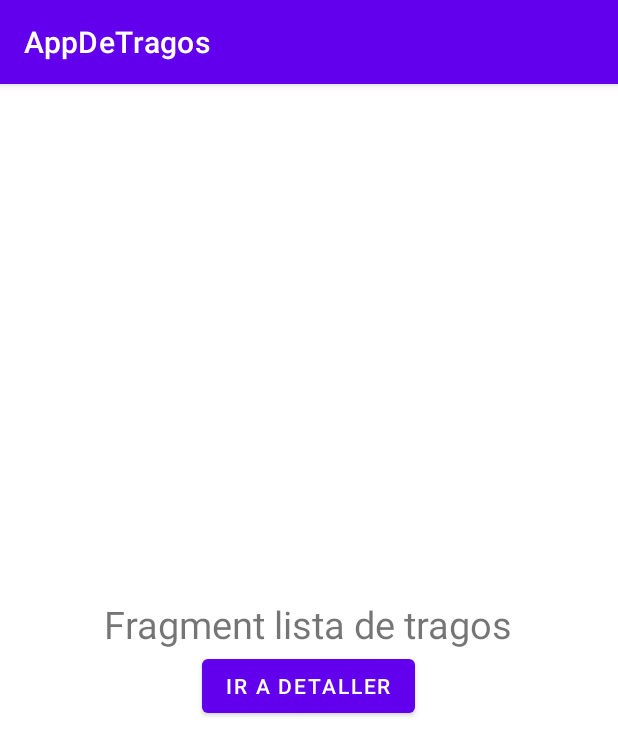
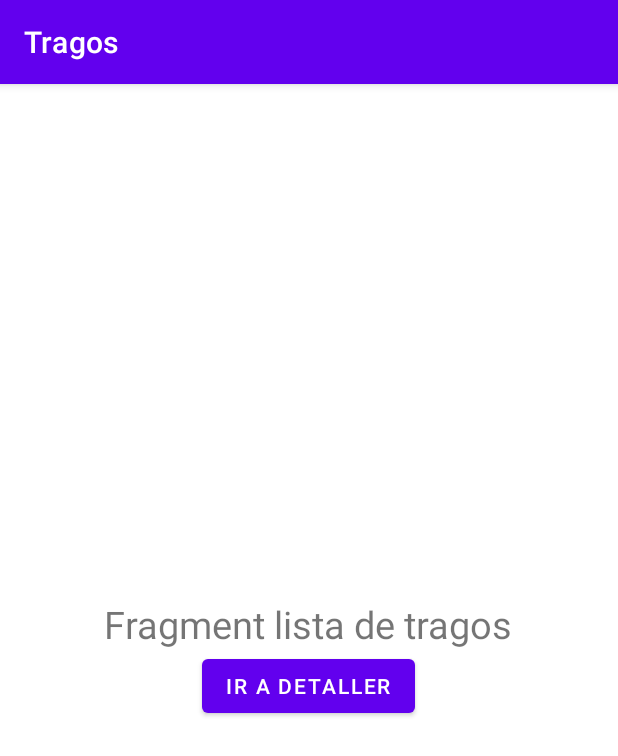
Before and after one commit to jolgo1989/APP-de-tragos, an Android app: the screen it shows after launch (MainActivity), on a phone screen of 412 x 824 dp. Shown: the top 756 px of the screen. Run offline under Robolectric (Android 15) with nearby library versions, the phone set to English and light mode, and no system bars; our stand-ins replace navigation-ui; 2 statements that could not run were skipped.

Commit message:
Se finalizo primera parte

```diff
--- a/app/src/main/java/com/example/appdetragos/MainActivity.kt
+++ b/app/src/main/java/com/example/appdetragos/MainActivity.kt
@@ -2,10 +2,33 @@ package com.example.appdetragos
 
 import androidx.appcompat.app.AppCompatActivity
 import android.os.Bundle
+import androidx.navigation.NavController
+import androidx.navigation.Navigation
+import androidx.navigation.findNavController
+import androidx.navigation.ui.NavigationUI
 
 class MainActivity : AppCompatActivity() {
+
+    private lateinit var navController: NavController
+
     override fun onCreate(savedInstanceState: Bundle?) {
         super.onCreate(savedInstanceState)
         setContentView(R.layout.activity_main)
+
+        navController = this.findNavController(R.id.nav_host_fragment)
+        NavigationUI.setupActionBarWithNavController(this, navController)
+    }
+
+
+    override fun onSupportNavigateUp(): Boolean {
+        val navController = this.findNavController(R.id.nav_host_fragment)
+        return navController.navigateUp()
     }
 }
+
+/*
+//Metodo para agregar el Up button
+val navController = this.findNavController(R.id.nav_host_fragment)
+NavigationUI.setupActionBarWithNavController(this,navController,upButton)
+
+ */
--- a/app/src/main/res/layout/activity_main.xml
+++ b/app/src/main/res/layout/activity_main.xml
@@ -6,7 +6,7 @@
     android:layout_height="match_parent"
     tools:context=".MainActivity">
 
-    <androidx.fragment.app.FragmentContainerView
+    <fragment
         android:id="@+id/nav_host_fragment"
         android:name="androidx.navigation.fragment.NavHostFragment"
         android:layout_width="0dp"
@@ -15,7 +15,6 @@
         app:layout_constraintRight_toRightOf="parent"
         app:layout_constraintTop_toTopOf="parent"
         app:layout_constraintBottom_toBottomOf="parent"
-
         app:defaultNavHost="true"
         app:navGraph="@navigation/main_graph" />
 
--- a/app/src/main/res/navigation/main_graph.xml
+++ b/app/src/main/res/navigation/main_graph.xml
@@ -8,8 +8,8 @@
     <fragment
         android:id="@+id/mainFragment"
         android:name="com.example.appdetragos.ui.MainFragment"
-        android:label="fragment_main"
-        tools:layout="@layout/fragment_main" >
+        android:label="Tragos"
+        tools:layout="@layout/fragment_main">
         <action
             android:id="@+id/action_mainFragment_to_tragosDetallerFragment"
             app:destination="@id/tragosDetallerFragment" />
@@ -17,8 +17,8 @@
     <fragment
         android:id="@+id/tragosDetallerFragment"
         android:name="com.example.appdetragos.ui.TragosDetallerFragment"
-        android:label="fragment_tragos_detaller"
-        tools:layout="@layout/fragment_tragos_detaller" >
+        android:label="Detalles"
+        tools:layout="@layout/fragment_tragos_detaller">
         <action
             android:id="@+id/action_tragosDetallerFragment_to_mainFragment"
             app:destination="@id/mainFragment" />
```
